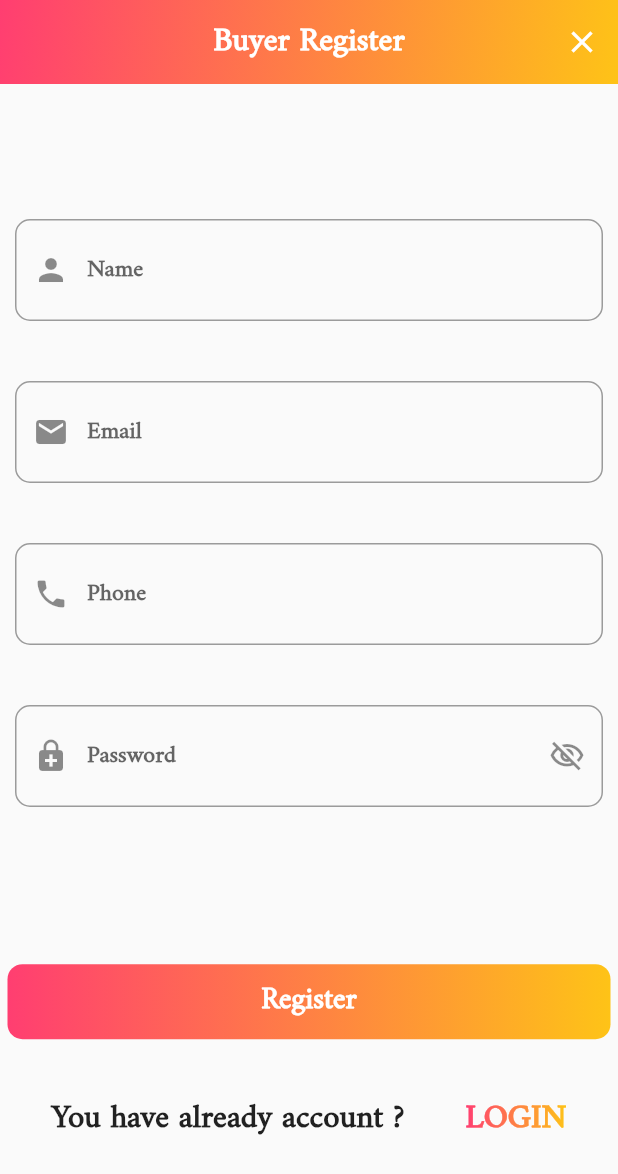
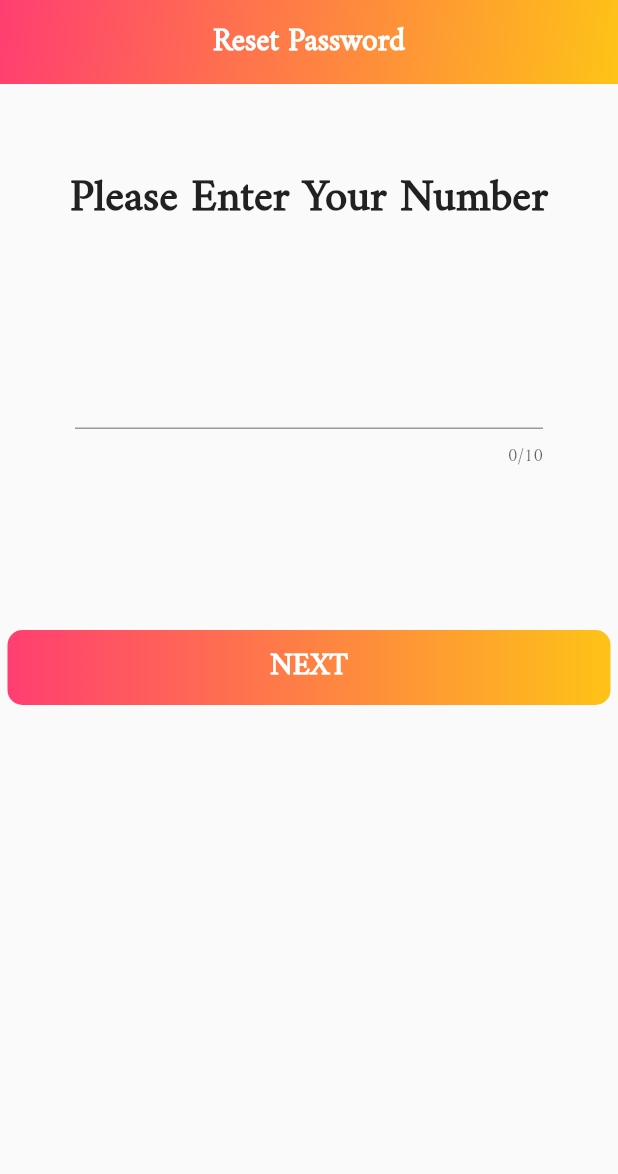
Before and after one commit to oqbahdx/hand-made-new, a Flutter app: the screen it shows after launch, on a phone screen of 412 x 824 dp. Shown: the top 1174 px of the screen. Run offline on Flutter 3.47's test engine with Material 2 defaults, Android fonts, the phone set to English and light mode, and no system bars; drawn by our look-alikes of simple_gradient_text; our stand-ins replace flutter_bloc, google_maps_flutter, google_nav_bar, image_picker, smooth_page_indicator.

Commit message:
otp page

```diff
--- a/lib/main.dart
+++ b/lib/main.dart
@@ -2,6 +2,8 @@ import 'package:flutter/material.dart';
 import 'package:flutter_bloc/flutter_bloc.dart';
 import 'package:hand_made_new/screens/account/login.dart';
 import 'package:hand_made_new/screens/account/main_register.dart';
+import 'package:hand_made_new/screens/account/otp.dart';
+import 'package:hand_made_new/screens/account/verify_otp.dart';
 import 'package:hand_made_new/screens/home/map.dart';
 import 'package:hand_made_new/screens/home/start.dart';
 import 'package:hand_made_new/screens/intro/onBoarding.dart';
@@ -30,7 +32,7 @@ class MyApp extends StatelessWidget {
           fontFamily: 'Amiri',
         ),
         debugShowCheckedModeBanner: false,
-        initialRoute: RegisterMainPage.id,
+        initialRoute: OTPPage.id,
         routes: {
           OnBoarding.id:(context)=>OnBoarding(),
           StartPage.id:(context)=>const StartPage(),
@@ -38,6 +40,8 @@ class MyApp extends StatelessWidget {
           AddProduct.id:(context)=>const AddProduct(),
           LoginPage.id:(context)=>const LoginPage(),
           RegisterMainPage.id:(context)=>const RegisterMainPage(),
+          OTPPage.id:(context)=>const OTPPage(),
+          VerifyOtp.id:(context)=>const VerifyOtp(),
         },
       ),
     );
--- a/lib/screens/account/otp.dart
+++ b/lib/screens/account/otp.dart
@@ -0,0 +1,52 @@
+import 'package:flutter/material.dart';
+import 'package:hand_made_new/components/containers.dart';
+import 'package:hand_made_new/styles/fonts.dart';
+import 'package:hand_made_new/widgets/app_bar.dart';
+import 'package:hand_made_new/widgets/show_dialog.dart';
+
+
+class OTPPage extends StatefulWidget {
+  const OTPPage({Key key}) : super(key: key);
+  static String id = "OTPPage";
+
+  @override
+  _OTPPageState createState() => _OTPPageState();
+}
+
+class _OTPPageState extends State<OTPPage> {
+  TextEditingController phoneController = TextEditingController();
+  @override
+  Widget build(BuildContext context) {
+    return Scaffold(
+      appBar: appBarWidget(
+        title: Text('Reset Password',style: normalText,),
+        action: Container(),
+        elevation: 0.0
+      ),
+      body: Container(
+        alignment: Alignment.center,
+        child: Column(
+          children: [
+            SizedBox(height: 50,),
+            Text('Please Enter Your Number',style: bigText,),
+            SizedBox(height: 50,),
+            Padding(
+              padding: const EdgeInsets.symmetric(horizontal: 50.0),
+              child: TextFormField(
+                controller: phoneController,
+                maxLength: 10,
+                textAlign: TextAlign.center,
+                keyboardType: TextInputType.number,
+                style: bigText,
+              ),
+            ),
+            SizedBox(height: 100,),
+            containerBuildTap(text: 'NEXT',onTap: (){
+              showDialogBuildSimple(context,phoneController.text);
+            }),
+          ],
+        ),
+      ),
+    );
+  }
+}
--- a/lib/styles/fonts.dart
+++ b/lib/styles/fonts.dart
@@ -10,10 +10,19 @@ TextStyle containerStyle = TextStyle(
   color: Colors.white
 );
 
+TextStyle bigText = TextStyle(
+  fontSize: 30,
+  fontWeight: FontWeight.bold,
+);
 
 TextStyle normalText = TextStyle(
-  fontSize: 22,
+  fontSize: 21,
   fontWeight: FontWeight.bold,
+);
+TextStyle smallText = TextStyle(
+  fontSize: 16,
+  fontWeight: FontWeight.bold,
+
 );
 
 Widget gradientText({String text,Function onTap}){
```
Also changed, not shown: lib/screens/account/login.dart (+23 -4 lines), lib/screens/account/verify_otp.dart (added, +23 -0 lines), lib/widgets/show_dialog.dart (+105 -0 lines).
